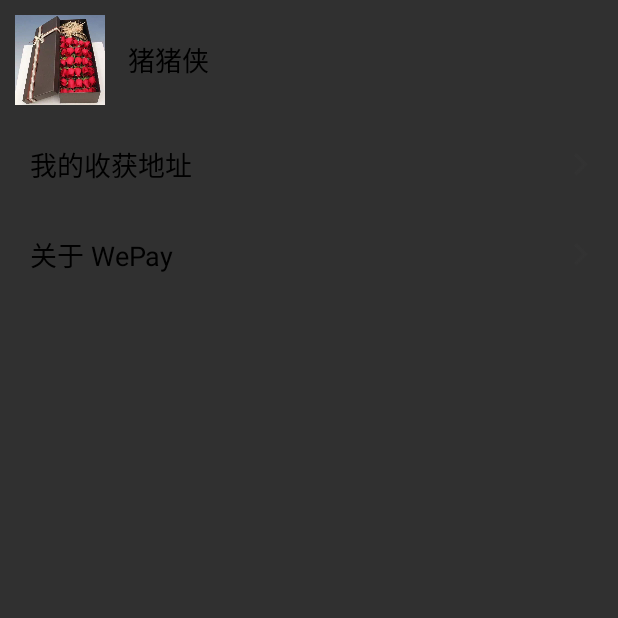
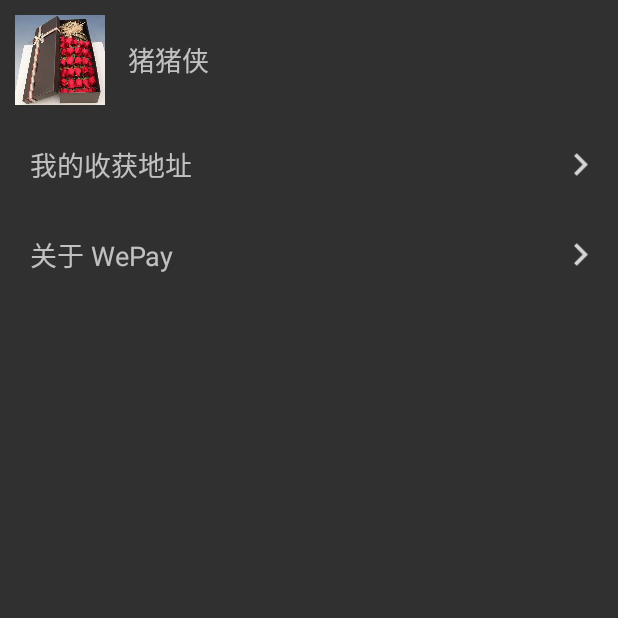
Before and after one commit to ZJU-Project-Training-G01/Wepay, an Android app: the UserSettingActivity screen opened directly, with no data from a screen before it, on a phone screen of 412 x 824 dp, the top half of it. Run offline under Robolectric (Android 15) with nearby library versions, the phone set to English and light mode, and no system bars.

Commit message:
用户设置页面代码编写完成

```diff
--- a/NFC_Pay/app/src/main/res/layout/activity_user_setting.xml
+++ b/NFC_Pay/app/src/main/res/layout/activity_user_setting.xml
@@ -48,7 +48,7 @@
             android:layout_centerVertical="true"
             android:layout_width="30dp"
             android:layout_height="30dp"
-            android:background="@drawable/ic_chevron_right" />
+            android:background="@drawable/ic_chevron_right_white" />
     </RelativeLayout>
 
     <RelativeLayout
@@ -71,6 +71,6 @@
             android:layout_centerVertical="true"
             android:layout_width="30dp"
             android:layout_height="30dp"
-            android:background="@drawable/ic_chevron_right" />
+            android:background="@drawable/ic_chevron_right_white" />
     </RelativeLayout>
 </LinearLayout>
--- a/NFC_Pay/app/src/main/res/values/styles.xml
+++ b/NFC_Pay/app/src/main/res/values/styles.xml
@@ -15,7 +15,6 @@
 
         <item name="android:actionBarStyle">@style/AppActionBarStyle</item>
 
-        <item name="android:textColor">@android:color/black</item>
         <!-- Support library compatibility -->
         <item name="actionBarStyle">@style/AppActionBarStyle</item>
     </style>
```
Also changed, not shown: NFC_Pay/app/src/main/res/drawable-hdpi/ic_chevron_right_white.png (added), NFC_Pay/app/src/main/res/drawable-mdpi/ic_chevron_right_white.png (added), NFC_Pay/app/src/main/res/drawable-xhdpi/ic_chevron_right_white.png (added), NFC_Pay/app/src/main/res/drawable-xxhdpi/ic_chevron_right_white.png (added).
